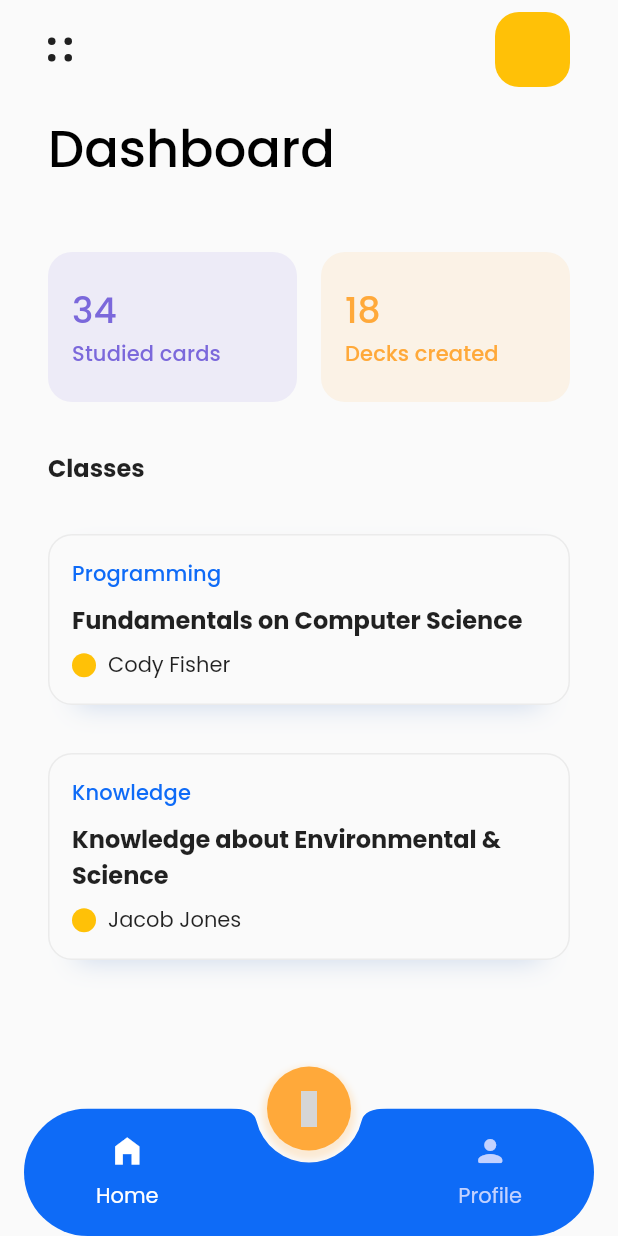
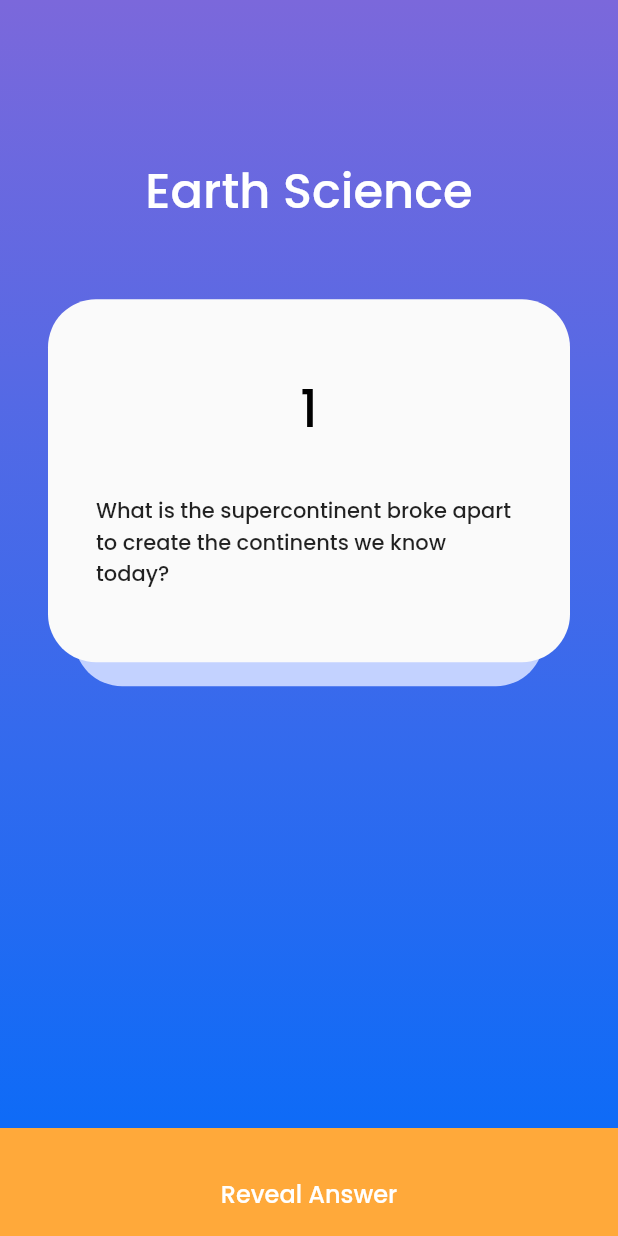
Before and after one commit to wojtekoziol/flash, a Flutter app: the screen it shows after launch, on a phone screen of 412 x 824 dp. Run offline on Flutter 3.47's test engine with Material 2 defaults, Android fonts, the phone set to English and light mode, and no system bars; our stand-ins replace bloc, flutter_hooks, unicons; grey boxes are pictures that could not be loaded.

Commit message:
Create flashcards view

```diff
--- a/lib/app/app.dart
+++ b/lib/app/app.dart
@@ -1,4 +1,5 @@
 import 'package:flash/config/theme.dart';
+import 'package:flash/flashcards/flashcards_view.dart';
 import 'package:flash/navigation/navigation_view.dart';
 import 'package:flutter/material.dart';
 
@@ -11,7 +12,8 @@ class App extends StatelessWidget {
       title: 'Flash',
       debugShowCheckedModeBanner: false,
       theme: kLightTheme,
-      home: const NavigationView(),
+      // home: const NavigationView(),
+      home: const FlashcardsView(),
     );
   }
 }
--- a/lib/config/theme.dart
+++ b/lib/config/theme.dart
@@ -20,16 +20,27 @@ final kLightTheme = ThemeData(
     unselectedItemColor: kLightBlue,
   ),
   textTheme: const TextTheme(
+    headline3: TextStyle(
+      color: Colors.white,
+      fontSize: kPaddingL,
+      fontWeight: FontWeight.w500,
+    ),
     headline4: TextStyle(
       color: Colors.black,
       fontWeight: FontWeight.w500,
     ),
     headline5: TextStyle(fontWeight: FontWeight.w500),
     subtitle1: TextStyle(fontWeight: FontWeight.bold),
+    bodyText2: TextStyle(
+      color: Colors.white,
+      fontWeight: FontWeight.w500,
+      fontSize: kPaddingM,
+    ),
   ),
   colorScheme: const ColorScheme.light().copyWith(
     primary: kBlue,
     secondary: kPurple,
   ),
   dividerColor: kGrey,
+  cardColor: kLightBlue,
 );
--- /dev/null
+++ b/lib/flashcards/flashcards_view.dart
@@ -0,0 +1,57 @@
+import 'package:flash/config/constants.dart';
+import 'package:flash/flashcards/widgets/bottom_options_bar.dart';
+import 'package:flash/flashcards/widgets/question_card.dart';
+import 'package:flutter/material.dart';
+
+class FlashcardsView extends StatelessWidget {
+  const FlashcardsView({super.key});
+
+  @override
+  Widget build(BuildContext context) {
+    final theme = Theme.of(context);
+    final colorScheme = Theme.of(context).colorScheme;
+
+    return Scaffold(
+      body: DecoratedBox(
+        decoration: BoxDecoration(
+          gradient: LinearGradient(
+            colors: [colorScheme.secondary, colorScheme.primary],
+            begin: Alignment.topCenter,
+            end: Alignment.bottomCenter,
+          ),
+        ),
+        child: SafeArea(
+          child: ConstrainedBox(
+            constraints: const BoxConstraints.expand(),
+            child: Stack(
+              children: [
+                Align(
+                  alignment: const Alignment(0, -0.5),
+                  child: Column(
+                    mainAxisSize: MainAxisSize.min,
+                    children: [
+                      Text(
+                        'Earth Science',
+                        style: theme.textTheme.headline3,
+                      ),
+                      const SizedBox(height: kPaddingXL),
+                      const Padding(
+                        padding: EdgeInsets.symmetric(horizontal: kPaddingL),
+                        child: QuestionCard(
+                          index: 1,
+                          text: 'What is the supercontinent broke apart to '
+                              'create the continents we know today?',
+                        ),
+                      ),
+                    ],
+                  ),
+                ),
+              ],
+            ),
+          ),
+        ),
+      ),
+      bottomNavigationBar: const BottomOptionsBar(),
+    );
+  }
+}
--- /dev/null
+++ b/lib/flashcards/widgets/bottom_options_bar.dart
@@ -0,0 +1,25 @@
+import 'package:flash/config/constants.dart';
+import 'package:flutter/material.dart';
+
+class BottomOptionsBar extends StatelessWidget {
+  const BottomOptionsBar({super.key});
+
+  @override
+  Widget build(BuildContext context) {
+    final theme = Theme.of(context);
+
+    return ColoredBox(
+      color: theme.floatingActionButtonTheme.backgroundColor!,
+      child: SafeArea(
+        child: Padding(
+          padding: const EdgeInsets.only(top: kPaddingL, bottom: kPaddingM),
+          child: Text(
+            'Reveal Answer',
+            style: theme.textTheme.bodyText2,
+            textAlign: TextAlign.center,
+          ),
+        ),
+      ),
+    );
+  }
+}
--- /dev/null
+++ b/lib/flashcards/widgets/question_card.dart
@@ -0,0 +1,64 @@
+import 'package:flash/config/constants.dart';
+import 'package:flutter/material.dart';
+
+class QuestionCard extends StatelessWidget {
+  const QuestionCard({
+    super.key,
+    required this.index,
+    required this.text,
+  });
+
+  final int index;
+  final String text;
+
+  @override
+  Widget build(BuildContext context) {
+    final theme = Theme.of(context);
+    final textTheme = theme.textTheme;
+
+    return Stack(
+      alignment: Alignment.bottomCenter,
+      children: [
+        SizedBox(
+          height: 100,
+          child: FractionallySizedBox(
+            widthFactor: 0.9,
+            child: DecoratedBox(
+              decoration: BoxDecoration(
+                borderRadius: BorderRadius.circular(kPaddingL),
+                boxShadow: [
+                  BoxShadow(
+                    color: theme.cardColor,
+                    offset: const Offset(0, kPaddingM),
+                  ),
+                ],
+              ),
+            ),
+          ),
+        ),
+        DecoratedBox(
+          decoration: BoxDecoration(
+            color: theme.scaffoldBackgroundColor,
+            borderRadius: BorderRadius.circular(kPaddingL),
+          ),
+          child: Padding(
+            padding: const EdgeInsets.symmetric(
+              horizontal: kPaddingL,
+              vertical: kPaddingXL,
+            ),
+            child: Column(
+              children: [
+                Text(
+                  '$index',
+                  style: textTheme.headline4,
+                ),
+                const SizedBox(height: kPaddingL),
+                Text(text, style: textTheme.bodyText1),
+              ],
+            ),
+          ),
+        ),
+      ],
+    );
+  }
+}
```
